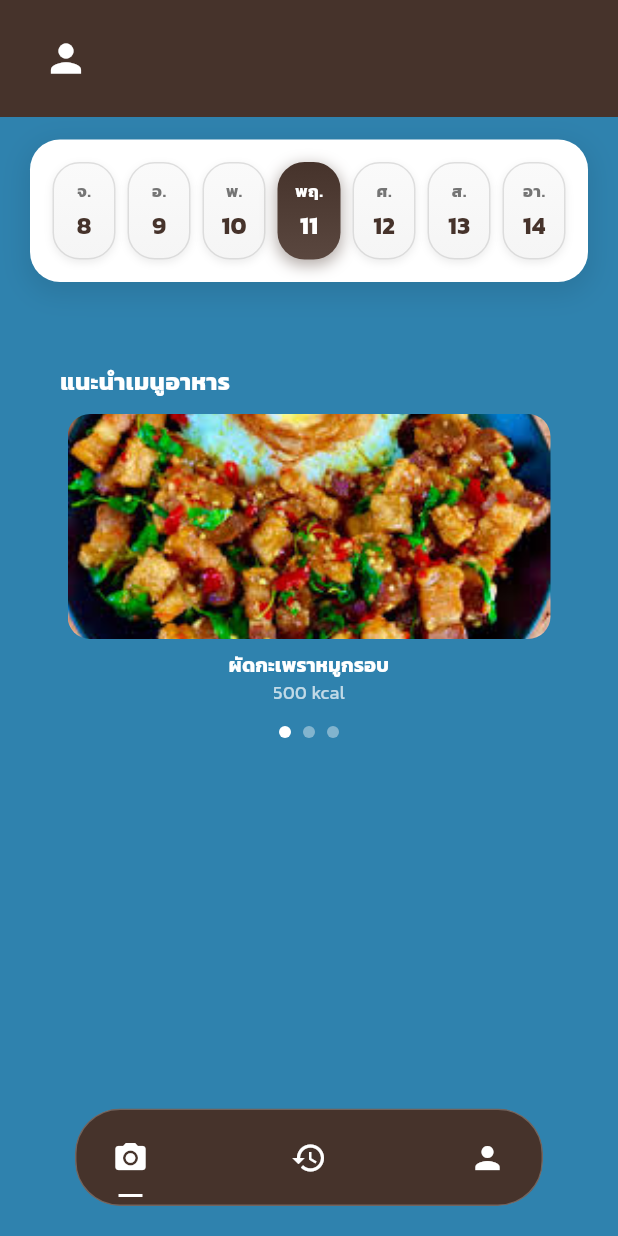
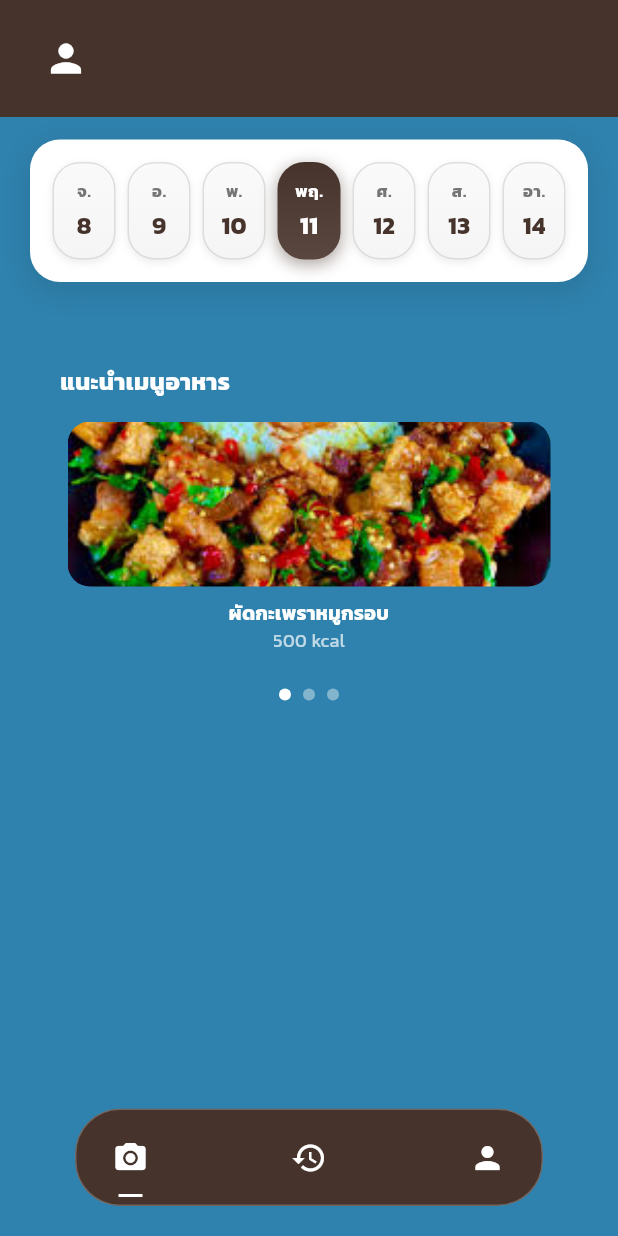
Before and after one commit to SkyDevF/KinrooV2, a Flutter app: the HomeScreen screen opened directly, on a phone screen of 412 x 824 dp. Run offline on Flutter 3.47's test engine with Material 3 defaults, Android fonts, the phone set to English and light mode, and no system bars; drawn by our look-alikes of crystal_navigation_bar; our stand-ins replace cloud_firestore, firebase_auth, firebase_core, fl_chart, flutter_riverpod, google_sign_in and 4 more; missing offline and left inert: tflite_flutter; accounts and stored records are empty.

Commit message:
แก้หน้าโฮม

```diff
--- a/lib/screens/home_screen.dart
+++ b/lib/screens/home_screen.dart
@@ -256,9 +256,9 @@ class _HomeScreenState extends ConsumerState<HomeScreen> {
               color: Colors.white,
             ),
           ),
-          SizedBox(height: 10),
+          SizedBox(height: 15),
           Container(
-            height: 200,
+            height: 170,
             child: recommendedFood.isEmpty
                 ? Center(
                     child: Text(
@@ -288,7 +288,7 @@ class _HomeScreenState extends ConsumerState<HomeScreen> {
                                   ? Image.asset(
                                       item.image,
                                       width: double.infinity,
-                                      height: 150,
+                                      height: 110,
                                       fit: BoxFit.cover,
                                     )
                                   : Image.network(
```
